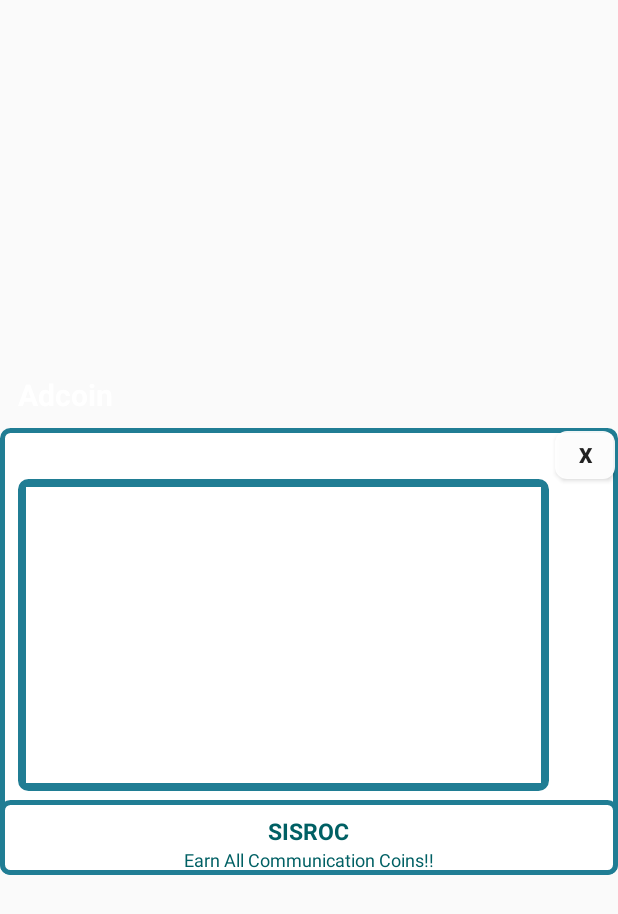
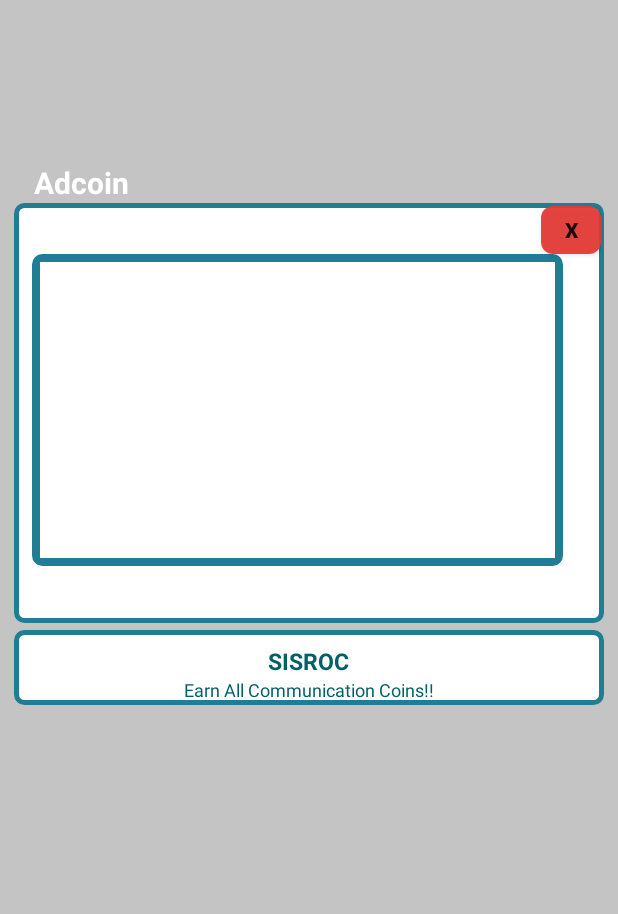
Before and after one commit to dinesh4u2k/MobileVerification, an Android app: the layout popup.xml on its own in the app's theme, with its tools: preview values and no code run, on a phone screen of 412 x 824 dp. Shown: the top 914 px of the screen. Run offline under Robolectric (Android 15) with nearby library versions, the phone set to English and light mode, and no system bars.

Commit message:
sep 29 (saturday 4:47) final1

```diff
--- a/app/src/main/AndroidManifest.xml
+++ b/app/src/main/AndroidManifest.xml
@@ -8,7 +8,7 @@
     <uses-permission android:name="android.permission.RECEIVE_BOOT_COMPLETED" />
     <uses-permission android:name="android.permission.LOCKED_BOOT_COMPLETED" />
     <uses-permission android:name="android.permission.SYSTEM_ALERT_WINDOW" />
-    <uses-permission android:name="android.permission.WAKE_LOCK" />
+    <!--<uses-permission android:name="android.permission.WAKE_LOCK" />-->
     <uses-permission android:name="android.permission.DISABLE_KEYGUARD" />
     <uses-permission android:name="android.permission.PROCESS_OUTGOING_CALLS" />
     <uses-permission android:name="android.permission.BIND_ACCESSIBILITY_SERVICE"
--- a/app/src/main/java/com/example/kavi/mobileverification/PhoneStateReceiver.java
+++ b/app/src/main/java/com/example/kavi/mobileverification/PhoneStateReceiver.java
@@ -300,6 +300,8 @@ public class PhoneStateReceiver extends BroadcastReceiver {
                             context.startActivity(i1);
                         }
                     }, 1000);
+
+
                 }
                 else{
                    // onOutgoingCallEnded(context, savedNumber, callStartTime, new Date());
--- a/app/src/main/res/layout/popup.xml
+++ b/app/src/main/res/layout/popup.xml
@@ -1,19 +1,36 @@
 <?xml version="1.0" encoding="utf-8"?>
 
 
-<RelativeLayout xmlns:android="http://schemas.android.com/apk/res/android"
+<FrameLayout xmlns:android="http://schemas.android.com/apk/res/android"
     android:layout_width="match_parent"
-    android:layout_height="wrap_content"
-    android:layout_gravity="center"
-    android:orientation="horizontal">
+    android:layout_height="match_parent"
+
+    android:background="@color/cardview_shadow_start_color"
+    android:orientation="horizontal"
+    android:visibility="visible">
+
+
+    <RelativeLayout
+        android:id="@+id/root"
+        android:layout_width="match_parent"
+        android:layout_height="398dp"
+        android:layout_alignParentStart="true"
+        android:layout_alignParentTop="true"
+        android:layout_marginTop="100dp"
+        android:orientation="horizontal"
+        android:paddingLeft="9dp"
+        android:paddingRight="9dp"
+        android:clipToPadding="false"
+        android:elevation="100dp"
+        >
 
         <TextView
             android:layout_width="120dp"
             android:layout_height="wrap_content"
+            android:layout_above="@+id/view_root"
             android:layout_alignParentStart="true"
-        android:layout_alignParentTop="true"
-        android:layout_marginStart="12dp"
-        android:layout_marginTop="106dp"
+            android:layout_marginBottom="-35dp"
+            android:layout_marginStart="13dp"
             android:text="Adcoin"
             android:textAppearance="@style/TextAppearance.AppCompat.Body1"
             android:textColor="@android:color/white"
@@ -25,11 +42,11 @@
         <RelativeLayout
             android:id="@+id/view_root"
             android:layout_width="fill_parent"
-        android:layout_height="298dp"
+            android:layout_height="280dp"
             android:layout_alignParentStart="true"
             android:layout_alignParentTop="true"
             android:layout_gravity="center"
-        android:layout_marginTop="142dp"
+            android:layout_marginTop="35dp"
             android:background="@drawable/rectangle">
 
 
@@ -40,6 +57,7 @@
                 android:layout_alignParentEnd="true"
                 android:layout_alignParentTop="true"
                 android:background="@drawable/closebutton"
+                android:backgroundTint="#E53935"
                 android:src="@drawable/close"
                 android:text="X"
                 android:textStyle="bold" />
@@ -69,23 +87,22 @@
         <LinearLayout
             android:layout_width="match_parent"
             android:layout_height="50dp"
-        android:layout_marginTop="390dp"
             android:layout_alignParentStart="true"
-        android:layout_marginBottom="97dp"
+            android:layout_marginTop="320dp"
             android:background="@drawable/rectangle"
             android:orientation="vertical">
-
 
 
             <TextView
                 android:layout_width="wrap_content"
                 android:layout_height="wrap_content"
+                android:layout_gravity="center"
                 android:layout_marginTop="8dp"
-            android:layout_gravity="center"
                 android:text="@string/c_name"
                 android:textColor="#006064"
-            android:textStyle="bold"
-            android:textSize="15sp" />
+                android:textSize="15sp"
+                android:textStyle="bold" />
+
             <TextView
                 android:layout_width="wrap_content"
                 android:layout_height="wrap_content"
@@ -97,12 +114,7 @@
         </LinearLayout>
 
 
-
         <!--
-
-
-
-
     <View
         android:id="@+id/myRectangleView"
         android:layout_width="fill_parent"
@@ -112,5 +124,5 @@
         android:layout_marginTop="-136dp"
         android:background="@drawable/rectangle" />-->
 
-
     </RelativeLayout>
+</FrameLayout>
```
Also changed, not shown: app/src/main/java/com/example/kavi/mobileverification/CustomPhoneStateListener.java (+227 -39 lines), app/src/main/java/com/example/kavi/mobileverification/Login.java (+15 -14 lines). Lines whose indentation alone changed are shown as unchanged.
